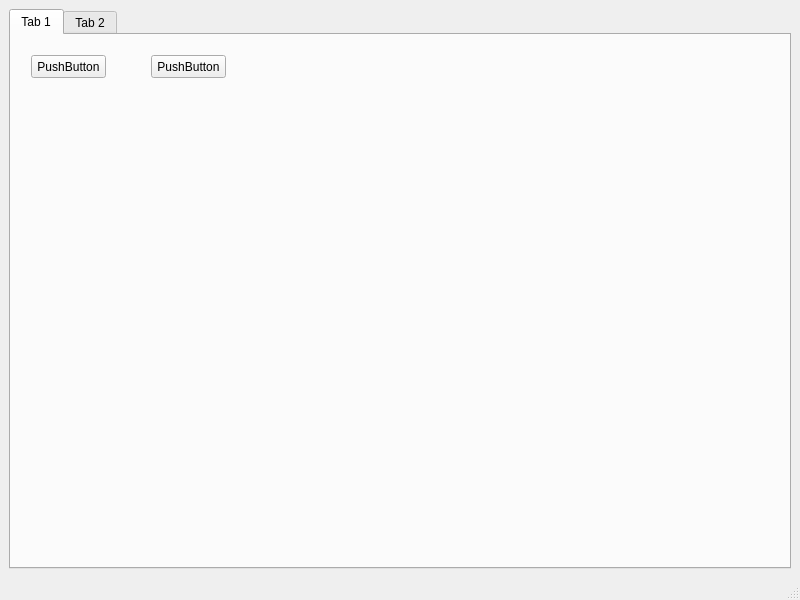
First picture: the form in multiwindow/mwindow01.ui, repository ajjicamp/my_window, before the edit.
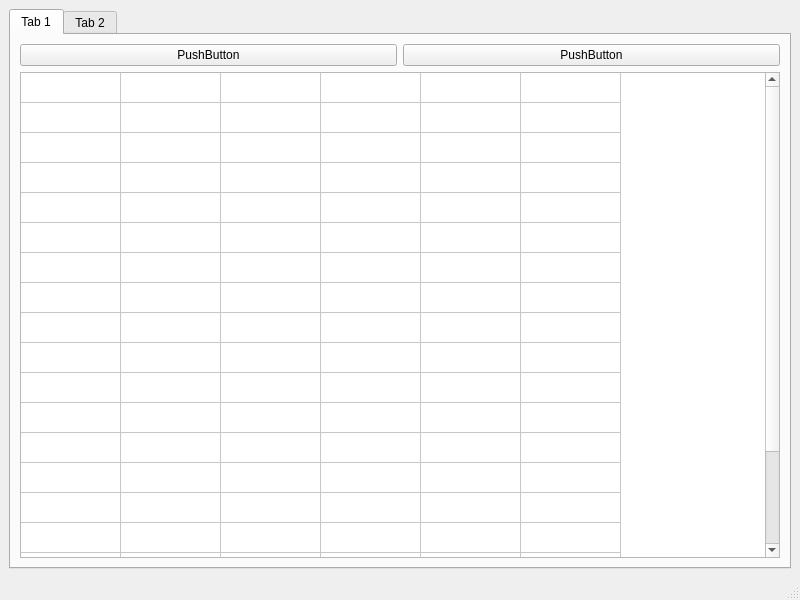
Second picture: the form after the edit.

The edit to the form file:
```diff
--- a/multiwindow/mwindow01.ui
+++ b/multiwindow/mwindow01.ui
@@ -24,32 +24,64 @@
        <attribute name="title">
         <string>Tab 1</string>
        </attribute>
+       <layout class="QGridLayout" name="gridLayout_2">
+        <item row="0" column="0">
        <widget class="QPushButton" name="pushButton">
-        <property name="geometry">
-         <rect>
-          <x>20</x>
-          <y>20</y>
-          <width>75</width>
-          <height>23</height>
-         </rect>
-        </property>
         <property name="text">
          <string>PushButton</string>
         </property>
        </widget>
+        </item>
+        <item row="0" column="1">
        <widget class="QPushButton" name="pushButton_2">
-        <property name="geometry">
-         <rect>
-          <x>140</x>
-          <y>20</y>
-          <width>75</width>
-          <height>23</height>
-         </rect>
-        </property>
         <property name="text">
          <string>PushButton</string>
         </property>
        </widget>
+        </item>
+        <item row="1" column="0" colspan="2">
+         <widget class="QTableWidget" name="tableWidget">
+          <property name="rowCount">
+           <number>20</number>
+          </property>
+          <property name="columnCount">
+           <number>6</number>
+          </property>
+          <attribute name="horizontalHeaderVisible">
+           <bool>false</bool>
+          </attribute>
+          <attribute name="verticalHeaderVisible">
+           <bool>false</bool>
+          </attribute>
+          <row/>
+          <row/>
+          <row/>
+          <row/>
+          <row/>
+          <row/>
+          <row/>
+          <row/>
+          <row/>
+          <row/>
+          <row/>
+          <row/>
+          <row/>
+          <row/>
+          <row/>
+          <row/>
+          <row/>
+          <row/>
+          <row/>
+          <row/>
+          <column/>
+          <column/>
+          <column/>
+          <column/>
+          <column/>
+          <column/>
+         </widget>
+        </item>
+       </layout>
       </widget>
       <widget class="QWidget" name="tab_2">
        <attribute name="title">
```
Left out of the diff: 2 changed lines with no effect on the pictures. Lines whose indentation alone changed are shown as unchanged.
